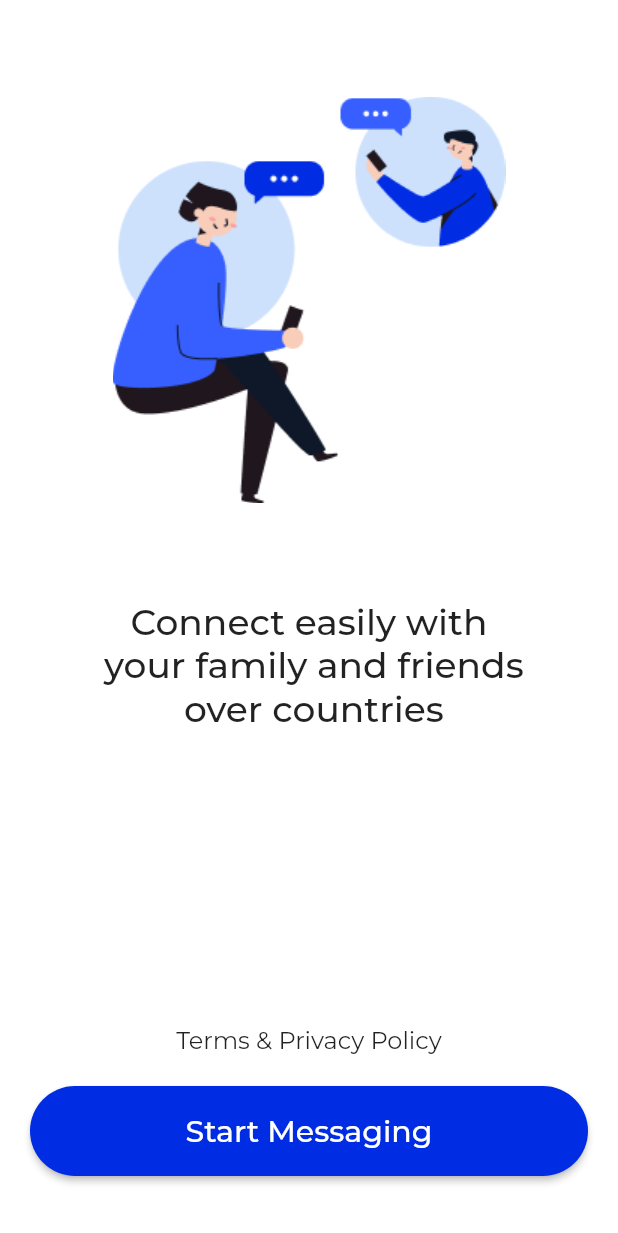
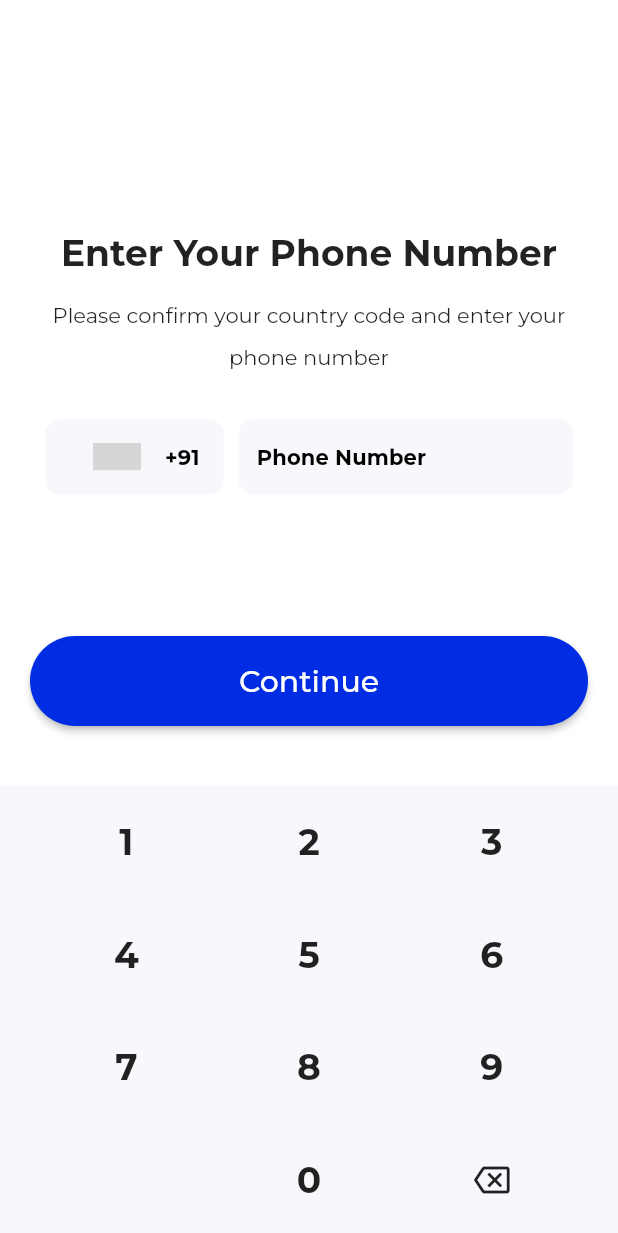
Before and after one commit to vishnucprasad/chateo, a Flutter app: the screen it shows after launch, after a tap on "Start Messaging", on a phone screen of 412 x 824 dp. Shown: the top 1233 px of the screen. Run offline on Flutter 3.47's test engine with Material 2 defaults, Android fonts, the phone set to English and light mode, and no system bars; drawn by our look-alikes of country_code_picker; our stand-ins replace auto_route, google_fonts; grey boxes are pictures that could not be loaded.

Commit message:
Designed phone number page for login

```diff
--- a/lib/presentation/app.dart
+++ b/lib/presentation/app.dart
@@ -1,5 +1,6 @@
 import 'package:chateo/presentation/router/app_router.gr.dart';
 import 'package:chateo/presentation/theme/app_theme.dart';
+import 'package:country_code_picker/country_code_picker.dart';
 import 'package:flutter/material.dart';
 
 class App extends StatelessWidget {
@@ -15,6 +16,9 @@ class App extends StatelessWidget {
       darkTheme: buildDarkTheme(),
       routeInformationParser: _appRouter.defaultRouteParser(),
       routerDelegate: _appRouter.delegate(),
+      localizationsDelegates: const [
+        CountryLocalizations.delegate,
+      ],
     );
   }
 }
--- a/lib/presentation/core/colors.dart
+++ b/lib/presentation/core/colors.dart
@@ -3,6 +3,8 @@ import 'package:flutter/material.dart';
 const primaryColor = Color(0xff002DE3);
 const lightColor = Color(0xffFFFFFF);
 const darkColor = Color(0xff0F1828);
+const secondaryLightColor = Color(0xffF7F7FC);
+const secondaryDarkColor = Color(0xff152033);
 
 const primarySwatch = MaterialColor(
   0xff002DE3,
--- a/lib/presentation/core/constants.dart
+++ b/lib/presentation/core/constants.dart
@@ -7,3 +7,27 @@ const kHeight = SizedBox(
 const kHeight20 = SizedBox(
   height: 20,
 );
+
+const kHeight30 = SizedBox(
+  height: 30,
+);
+
+const kHeight50 = SizedBox(
+  height: 50,
+);
+
+const kWidth = SizedBox(
+  width: 10,
+);
+
+const kWidth20 = SizedBox(
+  width: 20,
+);
+
+const kWidth30 = SizedBox(
+  width: 30,
+);
+
+const kWidth50 = SizedBox(
+  width: 50,
+);
--- /dev/null
+++ b/lib/presentation/pages/login_page/phone_number_page.dart
@@ -0,0 +1,73 @@
+import 'package:chateo/presentation/core/constants.dart';
+import 'package:chateo/presentation/pages/login_page/widgets/country_code_selector.dart';
+import 'package:chateo/presentation/pages/login_page/widgets/number_keyboard.dart';
+import 'package:chateo/presentation/pages/login_page/widgets/phone_input_field.dart';
+import 'package:chateo/presentation/widgets/large_button.dart';
+import 'package:flutter/material.dart';
+
+class PhoneNumberPage extends StatelessWidget {
+  const PhoneNumberPage({super.key});
+
+  @override
+  Widget build(BuildContext context) {
+    final TextStyle? headLine = Theme.of(context).textTheme.headlineSmall;
+
+    return Scaffold(
+      body: SafeArea(
+        child: SizedBox(
+          width: double.infinity,
+          child: Column(
+            children: [
+              const Spacer(),
+              Center(
+                child: Container(
+                  margin: const EdgeInsets.only(top: 60),
+                  padding: const EdgeInsets.symmetric(horizontal: 30),
+                  child: Column(
+                    children: [
+                      kHeight50,
+                      Text(
+                        'Enter Your Phone Number',
+                        style: headLine?.copyWith(
+                          fontWeight: FontWeight.bold,
+                        ),
+                        textAlign: TextAlign.center,
+                      ),
+                      kHeight,
+                      const Text(
+                        'Please confirm your country code and enter your phone number',
+                        style: TextStyle(
+                          height: 2,
+                        ),
+                        textAlign: TextAlign.center,
+                      ),
+                      kHeight30,
+                      Row(
+                        children: const [
+                          CountryCodeSelector(),
+                          kWidth,
+                          Expanded(
+                            child: PhoneInputField(),
+                          ),
+                        ],
+                      ),
+                      kHeight50,
+                    ],
+                  ),
+                ),
+              ),
+              const Spacer(),
+              LargeButton(
+                text: 'Continue',
+                onPressed: () {},
+              ),
+              NumberKeyboard(
+                onKeyPressed: (value) {},
+              )
+            ],
+          ),
+        ),
+      ),
+    );
+  }
+}
--- /dev/null
+++ b/lib/presentation/pages/login_page/widgets/country_code_selector.dart
@@ -0,0 +1,41 @@
+import 'package:country_code_picker/country_code_picker.dart';
+import 'package:flutter/material.dart';
+
+import '../../../core/colors.dart';
+
+class CountryCodeSelector extends StatelessWidget {
+  const CountryCodeSelector({
+    super.key,
+  });
+
+  @override
+  Widget build(BuildContext context) {
+    final Brightness currentBrightness =
+        MediaQuery.of(context).platformBrightness;
+    final bool isDarkMode = currentBrightness == Brightness.dark;
+    final TextStyle? titleSmall = Theme.of(context).textTheme.titleSmall;
+
+    return Container(
+      height: 50,
+      decoration: BoxDecoration(
+        color: isDarkMode ? secondaryDarkColor : secondaryLightColor,
+        borderRadius: BorderRadius.circular(10),
+      ),
+      child: CountryCodePicker(
+        onChanged: print,
+        initialSelection: 'IN',
+        favorite: const ['+91', 'IN'],
+        showCountryOnly: true,
+        showOnlyCountryWhenClosed: false,
+        alignLeft: false,
+        textStyle: titleSmall?.copyWith(
+          fontWeight: FontWeight.bold,
+        ),
+        backgroundColor: lightColor,
+        dialogBackgroundColor:
+            isDarkMode ? secondaryDarkColor : secondaryLightColor,
+        barrierColor: isDarkMode ? darkColor : lightColor,
+      ),
+    );
+  }
+}
--- /dev/null
+++ b/lib/presentation/pages/login_page/widgets/number_keyboard.dart
@@ -0,0 +1,86 @@
+import 'package:chateo/presentation/core/colors.dart';
+import 'package:flutter/material.dart';
+
+class NumberKeyboard extends StatelessWidget {
+  final ValueChanged<String> onKeyPressed;
+
+  const NumberKeyboard({super.key, required this.onKeyPressed});
+
+  @override
+  Widget build(BuildContext context) {
+    final Brightness currentBrightness =
+        MediaQuery.of(context).platformBrightness;
+    final bool isDarkMode = currentBrightness == Brightness.dark;
+
+    return Container(
+      color: isDarkMode ? secondaryDarkColor : secondaryLightColor,
+      child: Column(
+        children: [
+          Row(
+            mainAxisAlignment: MainAxisAlignment.spaceEvenly,
+            children: [
+              buildKey("1"),
+              buildKey("2"),
+              buildKey("3"),
+            ],
+          ),
+          Row(
+            mainAxisAlignment: MainAxisAlignment.spaceEvenly,
+            children: [
+              buildKey("4"),
+              buildKey("5"),
+              buildKey("6"),
+            ],
+          ),
+          Row(
+            mainAxisAlignment: MainAxisAlignment.spaceEvenly,
+            children: [
+              buildKey("7"),
+              buildKey("8"),
+              buildKey("9"),
+            ],
+          ),
+          Row(
+            mainAxisAlignment: MainAxisAlignment.spaceEvenly,
+            children: [
+              buildKey(""),
+              buildKey("0"),
+              SizedBox(
+                height: 75,
+                width: 75,
+                child: MaterialButton(
+                  onPressed: () {
+                    onKeyPressed("");
+                  },
+                  child: const Icon(
+                    Icons.backspace_outlined,
+                    size: 24,
+                  ),
+                ),
+              ),
+            ],
+          ),
+        ],
+      ),
+    );
+  }
+
+  Widget buildKey(String key) {
+    return SizedBox(
+      height: 75,
+      width: 75,
+      child: MaterialButton(
+        onPressed: () {
+          onKeyPressed(key);
+        },
+        child: Text(
+          key,
+          style: const TextStyle(
+            fontSize: 24.0,
+            fontWeight: FontWeight.bold,
+          ),
+        ),
+      ),
+    );
+  }
+}
--- /dev/null
+++ b/lib/presentation/pages/login_page/widgets/phone_input_field.dart
@@ -0,0 +1,36 @@
+import 'package:flutter/material.dart';
+
+import '../../../core/colors.dart';
+
+class PhoneInputField extends StatelessWidget {
+  const PhoneInputField({
+    super.key,
+  });
+
+  @override
+  Widget build(BuildContext context) {
+    final Brightness currentBrightness =
+        MediaQuery.of(context).platformBrightness;
+    final bool isDarkMode = currentBrightness == Brightness.dark;
+    final TextStyle? titleSmall = Theme.of(context).textTheme.titleSmall;
+
+    return SizedBox(
+      height: 50,
+      child: TextFormField(
+        readOnly: true,
+        decoration: InputDecoration(
+          hintText: 'Phone Number',
+          hintStyle: titleSmall?.copyWith(
+            fontWeight: FontWeight.bold,
+          ),
+          filled: true,
+          fillColor: isDarkMode ? secondaryDarkColor : secondaryLightColor,
+          border: OutlineInputBorder(
+            borderSide: BorderSide.none,
+            borderRadius: BorderRadius.circular(10),
+          ),
+        ),
+      ),
+    );
+  }
+}
--- a/lib/presentation/pages/splash_page/splash_page.dart
+++ b/lib/presentation/pages/splash_page/splash_page.dart
@@ -10,7 +10,7 @@ class SplashPage extends StatelessWidget {
     WidgetsBinding.instance.addPostFrameCallback((_) async {
       await Future.delayed(const Duration(seconds: 3));
       // ignore: use_build_context_synchronously
-      context.router.push(const StartRoute());
+      context.router.replaceAll([const StartRoute()]);
     });
     return Scaffold(
       body: Center(
--- a/lib/presentation/pages/start_page/start_page.dart
+++ b/lib/presentation/pages/start_page/start_page.dart
@@ -1,5 +1,7 @@
-import 'package:chateo/presentation/core/colors.dart';
+import 'package:auto_route/auto_route.dart';
 import 'package:chateo/presentation/core/constants.dart';
+import 'package:chateo/presentation/router/app_router.gr.dart';
+import 'package:chateo/presentation/widgets/large_button.dart';
 import 'package:flutter/material.dart';
 
 class StartPage extends StatelessWidget {
@@ -7,11 +9,11 @@ class StartPage extends StatelessWidget {
 
   @override
   Widget build(BuildContext context) {
-    Brightness currentBrightness = MediaQuery.of(context).platformBrightness;
-    bool isDarkMode = currentBrightness == Brightness.dark;
-    TextStyle? headLine = Theme.of(context).textTheme.headlineSmall;
-    TextStyle? titleMedium = Theme.of(context).textTheme.titleMedium;
-    TextStyle? titleLarge = Theme.of(context).textTheme.titleLarge;
+    final Brightness currentBrightness =
+        MediaQuery.of(context).platformBrightness;
+    final bool isDarkMode = currentBrightness == Brightness.dark;
+    final TextStyle? headLine = Theme.of(context).textTheme.headlineSmall;
+    final TextStyle? titleMedium = Theme.of(context).textTheme.titleMedium;
 
     return Scaffold(
       body: SafeArea(
@@ -48,31 +50,12 @@ class StartPage extends StatelessWidget {
                 style: titleMedium,
               ),
               kHeight20,
-              Container(
-                margin: const EdgeInsets.only(
-                  left: 20,
-                  right: 20,
-                  bottom: 40,
-                ),
-                width: double.infinity,
-                height: 60,
-                child: ElevatedButton(
-                  onPressed: () {},
-                  style: ButtonStyle(
-                    shape: MaterialStateProperty.all<RoundedRectangleBorder>(
-                      RoundedRectangleBorder(
-                        borderRadius: BorderRadius.circular(30.0),
-                      ),
-                    ),
-                  ),
-                  child: Text(
-                    'Start Messaging',
-                    style: titleLarge?.copyWith(
-                      color: lightColor,
-                    ),
-                  ),
-                ),
-              )
+              LargeButton(
+                text: 'Start Messaging',
+                onPressed: () {
+                  context.router.push(const PhoneNumberRoute());
+                },
+              ),
             ],
           ),
         ),
--- a/lib/presentation/router/app_router.dart
+++ b/lib/presentation/router/app_router.dart
@@ -1,4 +1,5 @@
 import 'package:auto_route/auto_route.dart';
+import 'package:chateo/presentation/pages/login_page/phone_number_page.dart';
 import 'package:chateo/presentation/pages/splash_page/splash_page.dart';
 import 'package:chateo/presentation/pages/start_page/start_page.dart';
 
@@ -13,6 +14,10 @@ import 'package:chateo/presentation/pages/start_page/start_page.dart';
       page: StartPage,
       transitionsBuilder: TransitionsBuilders.fadeIn,
     ),
+    CustomRoute(
+      page: PhoneNumberPage,
+      transitionsBuilder: TransitionsBuilders.slideLeft,
+    ),
   ],
 )
 class $AppRouter {}
--- /dev/null
+++ b/lib/presentation/widgets/large_button.dart
@@ -0,0 +1,44 @@
+import 'package:chateo/presentation/core/colors.dart';
+import 'package:flutter/material.dart';
+
+class LargeButton extends StatelessWidget {
+  const LargeButton({
+    super.key,
+    required this.text,
+    required this.onPressed,
+  });
+
+  final String text;
+  final void Function()? onPressed;
+
+  @override
+  Widget build(BuildContext context) {
+    final TextStyle? titleLarge = Theme.of(context).textTheme.titleLarge;
+
+    return Container(
+      margin: const EdgeInsets.only(
+        left: 20,
+        right: 20,
+        bottom: 40,
+      ),
+      width: double.infinity,
+      height: 60,
+      child: ElevatedButton(
+        onPressed: onPressed,
+        style: ButtonStyle(
+          shape: MaterialStateProperty.all<RoundedRectangleBorder>(
+            RoundedRectangleBorder(
+              borderRadius: BorderRadius.circular(30.0),
+            ),
+          ),
+        ),
+        child: Text(
+          text,
+          style: titleLarge?.copyWith(
+            color: lightColor,
+          ),
+        ),
+      ),
+    );
+  }
+}
--- a/pubspec.yaml
+++ b/pubspec.yaml
@@ -29,6 +29,7 @@ environment:
 # versions available, run `flutter pub outdated`.
 dependencies:
   auto_route: ^5.0.4
+  country_code_picker: ^3.0.0
   cupertino_icons: ^1.0.2
   flutter:
     sdk: flutter
```
Also changed, not shown: lib/presentation/router/app_router.gr.dart, pubspec.lock.
